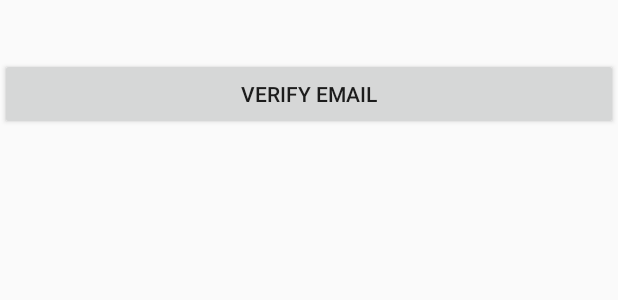
After one commit to anant-gupta14/Trip, an Android app: the layout activity_verify_email.xml on its own in the app's theme, with its tools: preview values and no code run, on a phone screen of 412 x 824 dp. The commit adds this screen. Shown: the top 300 px of the screen. Run offline under Robolectric (Android 15) with nearby library versions, the phone set to English and light mode, and no system bars.

Commit message:
verify email

```diff
--- a/app/src/main/AndroidManifest.xml
+++ b/app/src/main/AndroidManifest.xml
@@ -51,7 +51,8 @@
             android:label="@string/title_activity_user_maps" />
         <activity android:name=".UserProfileActivity" />
         <activity android:name=".ForgotPassword" />
-        <activity android:name="com.dev.infinitoz.ChangePasswordActivity"></activity>
+        <activity android:name="com.dev.infinitoz.ChangePasswordActivity" />
+        <activity android:name=".VerifyEmailActivity"></activity>
     </application>
 
 </manifest>
--- a/app/src/main/java/com/dev/infinitoz/trip/Constants.java
+++ b/app/src/main/java/com/dev/infinitoz/trip/Constants.java
@@ -26,4 +26,5 @@ public interface Constants {
     String END_TRIP = "End Trip";
     String Trip_TEXT = "Hey there!! Please find pickup your trip code : ";
     String RELOAD_TRIP = "RELOAD_TRIP";
+    String BASIC_INFO = "BASIC_INFO";
 }
--- /dev/null
+++ b/app/src/main/res/layout/activity_verify_email.xml
@@ -0,0 +1,26 @@
+<?xml version="1.0" encoding="utf-8"?>
+<LinearLayout xmlns:android="http://schemas.android.com/apk/res/android"
+    xmlns:tools="http://schemas.android.com/tools"
+    android:id="@+id/verifyLayout"
+    android:layout_width="match_parent"
+    android:layout_height="match_parent"
+    android:orientation="vertical"
+    tools:context="com.dev.infinitoz.trip.VerifyEmailActivity">
+
+    <TextView
+        android:id="@+id/emailVerifyMessage"
+        android:layout_width="match_parent"
+        android:layout_height="wrap_content" />
+
+    <TextView
+        android:id="@+id/email"
+        android:layout_width="match_parent"
+        android:layout_height="wrap_content" />
+
+    <Button
+        android:id="@+id/verifyEmailBT"
+        android:layout_width="match_parent"
+        android:layout_height="wrap_content"
+        android:text="Verify Email" />
+
+</LinearLayout>
```
Also changed, not shown: app/src/main/java/com/dev/infinitoz/trip/MainActivity.java (+19 -22 lines), app/src/main/java/com/dev/infinitoz/trip/UserProfileActivity.java (+13 -0 lines), app/src/main/java/com/dev/infinitoz/trip/VerifyEmailActivity.java (added, +55 -0 lines), app/src/main/java/com/dev/infinitoz/trip/util/Messages.java (added, +8 -0 lines), app/src/main/res/layout/activity_user_profile.xml (+13 -0 lines).
